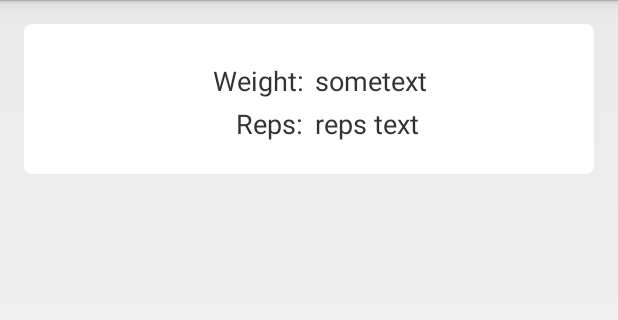
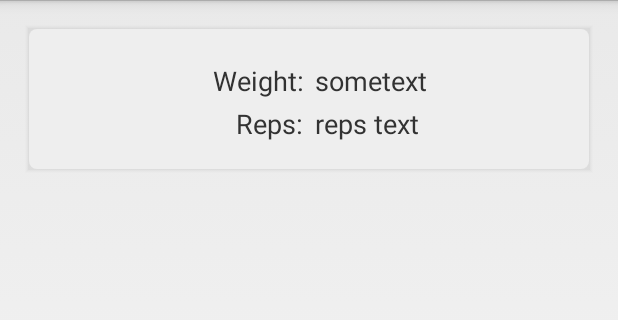
Before and after one commit to nethergrim/Training-Log, an Android app: the layout popup_training_layout.xml on its own in the app's theme, with its tools: preview values and no code run, on a phone screen of 412 x 824 dp, the part 72-392 px from its top. Run offline under Robolectric (Android 15) with nearby library versions, the phone set to English and light mode, and no system bars.

Commit message:
new colors bug fixes now fabs hide when nav drawer opens

```diff
--- a/app/src/main/java/com/nethergrim/combogymdiary/dialogs/DialogUniversalApprove.java
+++ b/app/src/main/java/com/nethergrim/combogymdiary/dialogs/DialogUniversalApprove.java
@@ -11,7 +11,6 @@ import android.os.Bundle;
 import com.nethergrim.combogymdiary.Constants;
 import com.nethergrim.combogymdiary.DB;
 import com.nethergrim.combogymdiary.R;
-import com.nethergrim.combogymdiary.activities.BaseActivity;
 import com.nethergrim.combogymdiary.model.Exercise;
 
 public class DialogUniversalApprove extends DialogFragment implements
@@ -66,7 +65,7 @@ public class DialogUniversalApprove extends DialogFragment implements
         switch (which) {
             case Dialog.BUTTON_POSITIVE:
                 if (type_of_dialog == TYPE_START_WORKOUT) {
-                    mListener.onAccept(id);
+                    mListener.onStartTrainingAccepted(id);
                 } else if (type_of_dialog == TYPE_DELETE_EXERCISE) {
                     listener.onExerciseDeleteAccepted(exercise);
                 }
@@ -101,7 +100,7 @@ public class DialogUniversalApprove extends DialogFragment implements
     }
 
     public static interface OnStartTrainingAccept {
-        public void onAccept(int trainingId);
+        public void onStartTrainingAccepted(int trainingId);
     }
 
 }
--- a/app/src/main/java/com/nethergrim/combogymdiary/fragments/CatalogFragment.java
+++ b/app/src/main/java/com/nethergrim/combogymdiary/fragments/CatalogFragment.java
@@ -19,7 +19,7 @@ import com.nethergrim.combogymdiary.tools.AdapterHelper;
 import com.nethergrim.combogymdiary.R;
 import com.nethergrim.combogymdiary.activities.CatalogDetailedActivity;
 
-public class CatalogFragment extends Fragment {
+public class CatalogFragment extends FabFragment {
 
     public void onCreate(Bundle savedInstanceState) {
         super.onCreate(savedInstanceState);
--- a/app/src/main/java/com/nethergrim/combogymdiary/fragments/ExerciseListFragment.java
+++ b/app/src/main/java/com/nethergrim/combogymdiary/fragments/ExerciseListFragment.java
@@ -27,7 +27,7 @@ import com.nethergrim.combogymdiary.view.TextViewLight;
 
 import java.util.List;
 
-public class ExerciseListFragment extends Fragment {
+public class ExerciseListFragment extends FabFragment {
 
     private FloatingActionButton fab;
     private ExpandableListView elv;
@@ -58,6 +58,7 @@ public class ExerciseListFragment extends Fragment {
                 dialog.show(getFragmentManager(), "tag");
             }
         });
+        registerFab(fab);
         fab.hide();
         return v;
     }
--- a/app/src/main/java/com/nethergrim/combogymdiary/fragments/HistoryFragment.java
+++ b/app/src/main/java/com/nethergrim/combogymdiary/fragments/HistoryFragment.java
@@ -31,7 +31,7 @@ import com.nethergrim.combogymdiary.R;
 import com.nethergrim.combogymdiary.activities.HistoryDetailedActivity;
 import com.yandex.metrica.Counter;
 
-public class HistoryFragment extends Fragment implements
+public class HistoryFragment extends FabFragment implements
         LoaderCallbacks<Cursor> {
 
     private static final int CM_DELETE_ID = 5;
--- a/app/src/main/java/com/nethergrim/combogymdiary/fragments/MeasurementsFragment.java
+++ b/app/src/main/java/com/nethergrim/combogymdiary/fragments/MeasurementsFragment.java
@@ -32,7 +32,7 @@ import com.nethergrim.combogymdiary.activities.AddingMeasurementActivity;
 import com.nethergrim.combogymdiary.activities.MeasurementsDetailedActivity;
 import com.nethergrim.combogymdiary.view.FloatingActionButton;
 
-public class MeasurementsFragment extends Fragment implements
+public class MeasurementsFragment extends FabFragment implements
         LoaderCallbacks<Cursor> {
 
     private static final int CM_DELETE_ID = 8;
@@ -90,6 +90,7 @@ public class MeasurementsFragment extends Fragment implements
             }
         });
         fab.hide();
+        registerFab(fab);
         return v;
     }
 
--- a/app/src/main/java/com/nethergrim/combogymdiary/fragments/StartTrainingFragment.java
+++ b/app/src/main/java/com/nethergrim/combogymdiary/fragments/StartTrainingFragment.java
@@ -41,7 +41,7 @@ import com.nethergrim.combogymdiary.activities.NewCreatingTrainingDayActivity;
 import com.nethergrim.combogymdiary.dialogs.DialogGoToMarket;
 import com.nethergrim.combogymdiary.view.FloatingActionButton;
 
-public class StartTrainingFragment extends Fragment implements
+public class StartTrainingFragment extends FabFragment implements
         LoaderCallbacks<Cursor> {
 
     private static final int CM_DELETE_ID = 3;
@@ -110,6 +110,7 @@ public class StartTrainingFragment extends Fragment implements
             }
         });
         fab.hide();
+        registerFab(fab);
         return v;
     }
 
--- a/app/src/main/java/com/nethergrim/combogymdiary/tools/AdapterHelper.java
+++ b/app/src/main/java/com/nethergrim/combogymdiary/tools/AdapterHelper.java
@@ -55,7 +55,7 @@ public class AdapterHelper {
         }
 
         String groupFrom[] = new String[]{ATTR_GROUP_NAME};
-        int groupTo[] = new int[]{android.R.id.text1};
+        int groupTo[] = new int[]{R.id.tvl1};
 
         childData = new ArrayList<ArrayList<Map<String, String>>>();
 
@@ -116,7 +116,7 @@ public class AdapterHelper {
         childData.add(childDataItem);
 
         String childFrom[] = new String[]{ATTR_BODY_NAME};
-        int childTo[] = new int[]{R.id.tvl1};
+        int childTo[] = new int[]{R.id.text1};
 
         adapter = new SimpleExpandableListAdapter(ctx, groupData,
                 R.layout.simple_expandable_list_item_1, groupFrom, groupTo,
--- /dev/null
+++ b/app/src/main/res/drawable/grey_background_with_shadow.xml
@@ -0,0 +1,46 @@
+<layer-list xmlns:android="http://schemas.android.com/apk/res/android">
+
+    <!-- Drop Shadow Stack -->
+    <item>
+        <shape>
+            <padding android:top="1dp" android:right="1dp" android:bottom="1dp" android:left="1dp" />
+            <solid android:color="#00CCCCCC" />
+        </shape>
+    </item>
+    <item>
+        <shape>
+            <padding android:top="1dp" android:right="1dp" android:bottom="1dp" android:left="1dp" />
+            <solid android:color="#10CCCCCC" />
+        </shape>
+    </item>
+    <item>
+        <shape>
+            <padding android:top="1dp" android:right="1dp" android:bottom="1dp" android:left="1dp" />
+            <solid android:color="#20CCCCCC" />
+        </shape>
+    </item>
+    <item>
+        <shape>
+            <padding android:top="1dp" android:right="1dp" android:bottom="1dp" android:left="1dp" />
+            <solid android:color="#30CCCCCC" />
+        </shape>
+    </item>
+    <item>
+        <shape>
+            <padding android:top="1dp" android:right="1dp" android:bottom="1dp" android:left="1dp" />
+            <solid android:color="#50CCCCCC" />
+        </shape>
+    </item>
+
+    <!-- Background -->
+    <item>
+        <shape xmlns:android="http://schemas.android.com/apk/res/android"
+            android:shape="rectangle" >
+
+            <solid android:color="@color/material_grey_200" />
+            <corners android:radius="5dp" />
+
+
+        </shape>
+    </item>
+</layer-list>
--- a/app/src/main/res/layout/popup_training_layout.xml
+++ b/app/src/main/res/layout/popup_training_layout.xml
@@ -4,7 +4,7 @@
     android:layout_width="match_parent"
     android:layout_margin="16dp"
     android:padding="16dp"
-    android:background="@drawable/white_background"
+    android:background="@drawable/grey_background_with_shadow"
     android:layout_height="100dp">
 
     <View
```
Also changed, not shown: app/src/main/java/com/nethergrim/combogymdiary/activities/BaseActivity.java (+22 -14 lines), app/src/main/java/com/nethergrim/combogymdiary/fragments/FabFragment.java (added, +28 -0 lines), app/src/main/java/com/nethergrim/combogymdiary/fragments/TrainingFragment.java (+18 -11 lines), app/src/main/res/values/colors.xml (+13 -6 lines), app/src/main/res/drawable-xhdpi/menu_dropdown_panel_material_blue.9.png, app/src/main/res/drawable/white_background.xml (line endings or trailing spaces).
